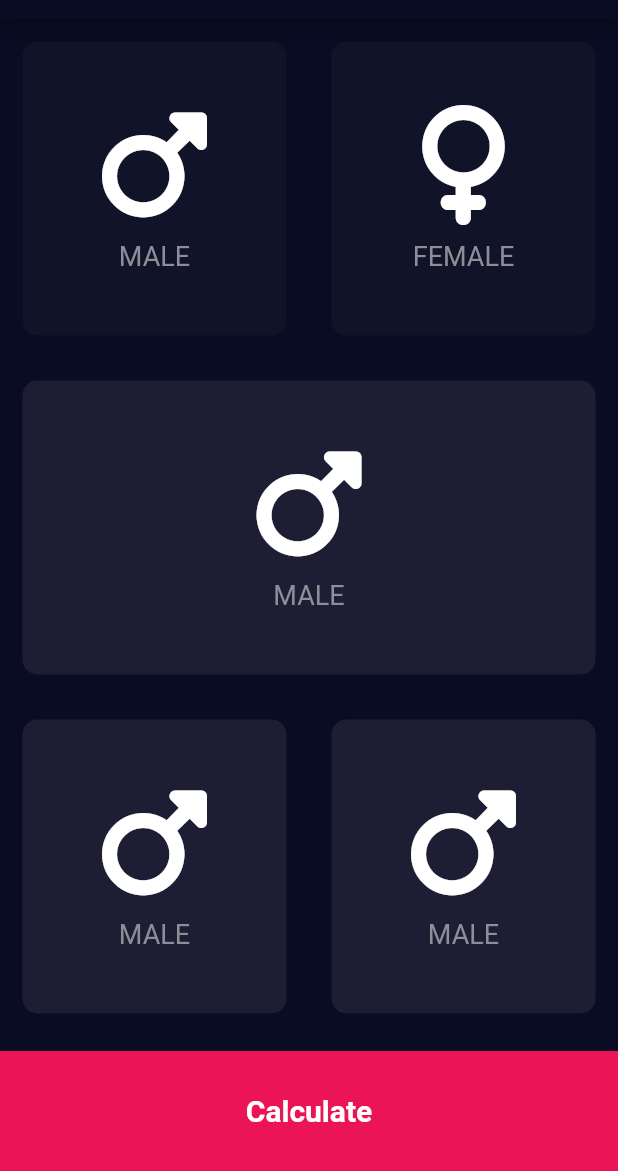
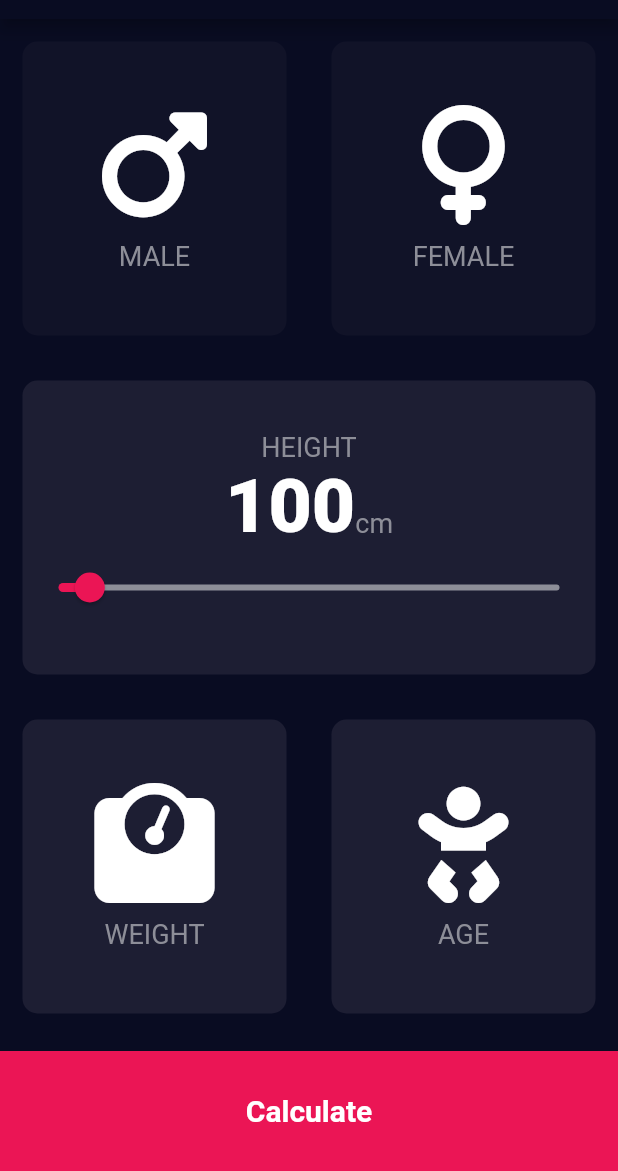
Before and after one commit to NdegwaJulius/BMI-Calculator, a Flutter app: the screen it shows after launch, on a phone screen of 412 x 824 dp, the part 65-1236 px from its top. Run offline on Flutter 3.47's test engine with Material 2 defaults, Android fonts, the phone set to English and light mode, and no system bars; our stand-ins replace font_awesome_flutter, google_fonts.

Commit message:
Adding a slider class for height selection

```diff
--- a/lib/IconContentWidget.dart
+++ b/lib/IconContentWidget.dart
@@ -1,6 +1,8 @@
 import 'package:flutter/material.dart';
 import 'package:flutter/cupertino.dart';
 import 'package:font_awesome_flutter/font_awesome_flutter.dart';
+
+import 'constants.dart';
 
 class IconContentWidget extends StatelessWidget {
    const IconContentWidget({
@@ -15,7 +17,7 @@ final String label;
       children:  <Widget>[
         Icon(icon,size: 80,),
         SizedBox(height: 10.0,),
-        Text(style: TextStyle(fontSize: 18.0,color: Color(0xFF8D8E98),),label,),
+        Text(style:kLabelTextStyle, label,),
       ],
     );
   }
--- /dev/null
+++ b/lib/constants.dart
@@ -0,0 +1,16 @@
+import 'package:flutter/material.dart';
+const kBottomContainerHeight = 80.0;
+const kBottomBarText = 'Calculate';
+const kThemeColor = Color(0xFF1D1E33);
+const kInactiveColor = Color(0xFF111328);
+const kBottomContainerColor = Color(0xFFEB1555);
+const kAppBarTitle = 'BMI CALCULATOR';
+
+const kLabelTextStyle = TextStyle(
+fontSize: 18.0,color: Color(0xFF8D8E98),
+);
+const kLabelNumberStyle = TextStyle(
+  fontSize: 50.0,
+
+  fontWeight: FontWeight.w900,
+);
--- a/lib/input_page.dart
+++ b/lib/input_page.dart
@@ -5,12 +5,8 @@ import 'package:flutter/material.dart';
 import 'package:font_awesome_flutter/font_awesome_flutter.dart';
 
 import 'ReusableCard.dart';
-const bottomContainerHeight = 80.0;
-const bottomBarText = 'Calculate';
-const themeColor = Color(0xFF1D1E33);
-const inactiveColor = Color(0xFF111328);
-const bottomContainerColor = Color(0xFFEB1555);
-const appBarTitle = 'BMI CALCULATOR';
+import 'constants.dart';
+
 // Final means single-assignment.
 // Const means immutable.
 //A final variable can be set only once; a const variable is a compile-time constant.
@@ -32,6 +28,7 @@ class InputPage extends StatefulWidget {
 class _InputPageState extends State<InputPage> {
 
       Gender ? SelectedGender;
+      int height=100;
 
 
 
@@ -41,7 +38,7 @@ class _InputPageState extends State<InputPage> {
     return  Scaffold(
       appBar: AppBar(
         // backgroundColor: Color(0xFF090C22),
-        title: const Text(appBarTitle),
+        title: const Text(kAppBarTitle),
       ),
       body: Column(
         children:<Widget> [
@@ -56,7 +53,7 @@ class _InputPageState extends State<InputPage> {
                    });
 
                  },
-                 child: ReusableCard(colour: SelectedGender == Gender.male ? themeColor : inactiveColor,
+                 child: ReusableCard(colour: SelectedGender == Gender.male ? kThemeColor : kInactiveColor,
                    cardChild: const IconContentWidget(icon: FontAwesomeIcons.mars,label:'MALE' ,),),
                ),),
               Expanded(child: GestureDetector(
@@ -66,7 +63,7 @@ class _InputPageState extends State<InputPage> {
                   });
 
                 },
-                child: ReusableCard(colour: SelectedGender == Gender.female ? themeColor : inactiveColor,
+                child: ReusableCard(colour: SelectedGender == Gender.female ? kThemeColor : kInactiveColor,
                   cardChild: const IconContentWidget(icon: FontAwesomeIcons.venus,label: 'FEMALE',),),
               ),),
 
@@ -76,7 +73,41 @@ class _InputPageState extends State<InputPage> {
           Expanded(
             child: Row(
               children: <Widget>[
-                Expanded(child:ReusableCard(colour: themeColor, cardChild: const IconContentWidget(icon: FontAwesomeIcons.mars,label:'MALE' ,),),),
+                Expanded(child:ReusableCard(colour: kThemeColor,
+                  cardChild: Column(
+                    mainAxisAlignment: MainAxisAlignment.center,
+                    children: <Widget>[
+                      Text("HEIGHT",style: kLabelTextStyle),
+                      Row(
+                        mainAxisAlignment: MainAxisAlignment.center,
+                        crossAxisAlignment: CrossAxisAlignment.baseline,
+                        textBaseline: TextBaseline.alphabetic,
+                        children: <Widget>[
+                          Text(height.toString(),
+                          style: kLabelNumberStyle,
+                          ),
+
+                          Text("cm",
+                          style: kLabelTextStyle,
+                          )
+                        ],
+                      ),
+                      Slider(
+                          value: height.toDouble(),
+                          min: 90.0,
+                          max: 250.0,
+                          activeColor: Color(0xFFEB1555),
+                          inactiveColor: Color(0xFF8D8E98),
+                          onChanged: (double newValue){
+                            setState(() {
+                              height = newValue.round();
+
+                            });
+                          })
+                    ],
+                  )
+                ),
+                ),
 
               ],
             ),
@@ -84,19 +115,19 @@ class _InputPageState extends State<InputPage> {
           Expanded(
             child: Row(
               children: <Widget>[
-                Expanded(child: ReusableCard(colour: themeColor, cardChild: const IconContentWidget(icon: FontAwesomeIcons.mars,label:'MALE' ,),),),
-                Expanded(child: ReusableCard(colour: themeColor, cardChild: const IconContentWidget(icon: FontAwesomeIcons.mars,label:'MALE' ,),),),
+                Expanded(child: ReusableCard(colour: kThemeColor, cardChild: const IconContentWidget(icon: FontAwesomeIcons.weightScale,label:'WEIGHT' ,),),),
+                Expanded(child: ReusableCard(colour: kThemeColor, cardChild: const IconContentWidget(icon: FontAwesomeIcons.baby,label:'AGE' ,),),),
 
               ],
             ),
           ),
           Container(
-            color: bottomContainerColor ,
+            color: kBottomContainerColor ,
             margin: const EdgeInsets.only(top: 10.0),
             width: double.infinity,
-            height: bottomContainerHeight,
+            height: kBottomContainerHeight,
             child: const Center(
-              child: Text(bottomBarText,
+              child: Text(kBottomBarText,
               style: TextStyle(fontSize: 20,fontWeight: FontWeight.bold),
               ),
             ),
```
Also changed, not shown: pubspec.lock, 1 other file.
